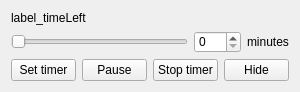
Qt form mainwindow.ui (Granddave/Stretch-timer) before a commit.
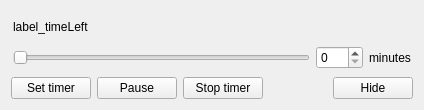
The same form after that commit.

Patch:
```diff
--- a/mainwindow.ui
+++ b/mainwindow.ui
@@ -12,12 +12,12 @@
    <rect>
     <x>0</x>
     <y>0</y>
-    <width>300</width>
-    <height>92</height>
+    <width>424</width>
+    <height>110</height>
    </rect>
   </property>
   <property name="sizePolicy">
-   <sizepolicy hsizetype="Ignored" vsizetype="Ignored">
+   <sizepolicy hsizetype="Preferred" vsizetype="Preferred">
     <horstretch>0</horstretch>
     <verstretch>0</verstretch>
    </sizepolicy>
@@ -30,8 +30,8 @@
   </property>
   <property name="maximumSize">
    <size>
-    <width>300</width>
-    <height>92</height>
+    <width>583</width>
+    <height>338</height>
    </size>
   </property>
   <property name="contextMenuPolicy">
@@ -41,6 +41,18 @@
    <layout class="QGridLayout" name="gridLayout_2">
     <item row="0" column="0">
      <layout class="QGridLayout" name="gridLayout">
+      <property name="leftMargin">
+       <number>2</number>
+      </property>
+      <property name="topMargin">
+       <number>2</number>
+      </property>
+      <property name="rightMargin">
+       <number>2</number>
+      </property>
+      <property name="bottomMargin">
+       <number>2</number>
+      </property>
       <item row="2" column="0">
        <widget class="QSlider" name="slider_interval">
         <property name="minimum">
@@ -109,6 +121,19 @@
         </property>
        </widget>
       </item>
+      <item>
+       <spacer name="horizontalSpacer">
+        <property name="orientation">
+         <enum>Qt::Horizontal</enum>
+        </property>
+        <property name="sizeHint" stdset="0">
+         <size>
+          <width>40</width>
+          <height>20</height>
+         </size>
+        </property>
+       </spacer>
+      </item>
       <item>
        <widget class="QPushButton" name="button_hide">
         <property name="text">
```
